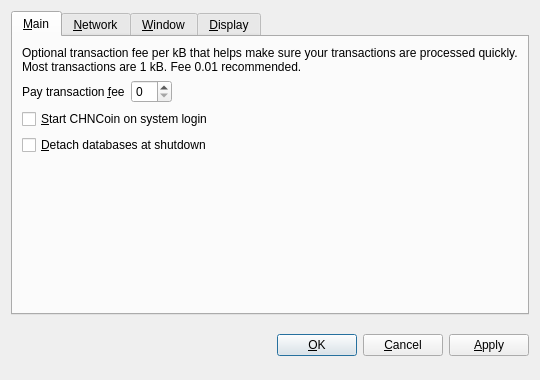
Qt form src/qt/forms/optionsdialog.ui (globalcoindev/globalcoin) before a commit.
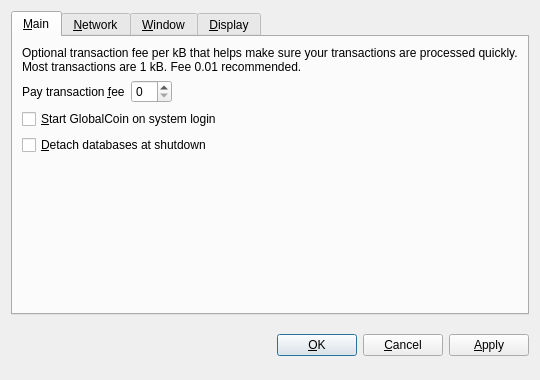
The same form after that commit. The open tabs and pages were chosen to show the change. Custom widgets are drawn as their Qt base class.

What changed in the file:
```diff
--- a/src/qt/forms/optionsdialog.ui
+++ b/src/qt/forms/optionsdialog.ui
@@ -82,7 +82,7 @@
           <string>Automatically start CHNCoin after logging in to the system.</string>
          </property>
          <property name="text">
-          <string>&amp;Start CHNCoin on system login</string>
+          <string>&amp;Start GlobalCoin on system login</string>
          </property>
         </widget>
        </item>
```
Left out of the diff: 10 changed lines with no effect on the pictures.
